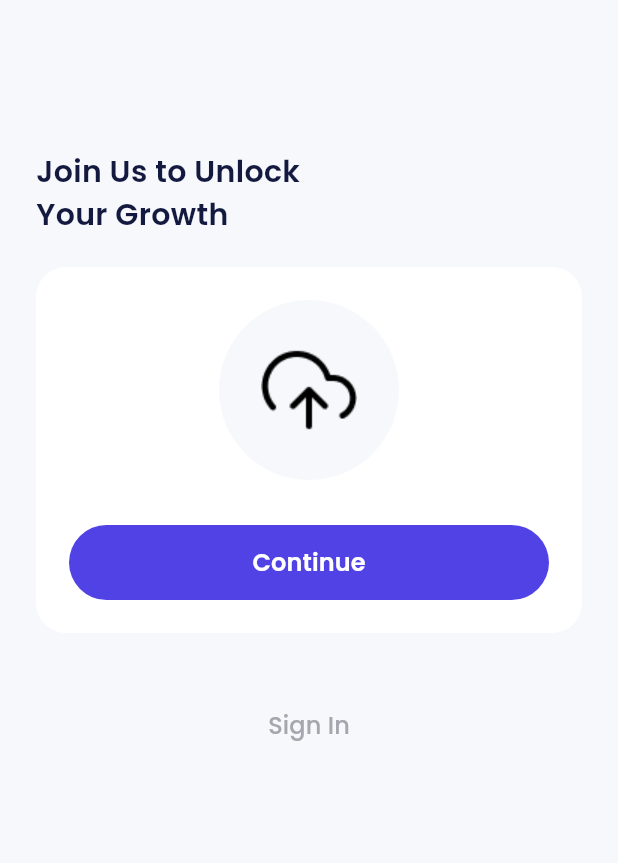
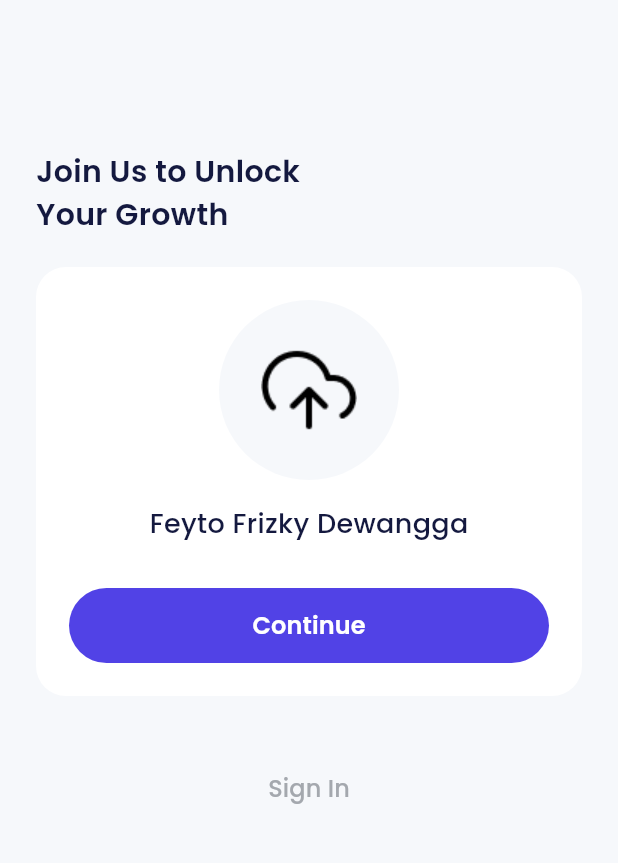
Before and after one commit to feyto81/bank_sha, a Flutter app: the SignUpUploadProfilePage screen opened by its route, on a phone screen of 412 x 824 dp, the part 225-1088 px from its top. Run offline on Flutter 3.47's test engine with Material 3 defaults, Android fonts, the phone set to English and light mode, and no system bars; our stand-ins replace carousel_slider, google_fonts.

Commit message:
feat(Sign Up Upload Profile Page):adding Name Profile In button Image Upload Profile Page

```diff
--- a/lib/ui/pages/sign_up_upload_profile_page.dart
+++ b/lib/ui/pages/sign_up_upload_profile_page.dart
@@ -60,6 +60,16 @@ class SignUpUploadProfilePage extends StatelessWidget {
                   ),
                 ),
                 const SizedBox(
+                  height: 16,
+                ),
+                Text(
+                  'Feyto Frizky Dewangga',
+                  style: blackTextStyle.copyWith(
+                    fontSize: 18,
+                    fontWeight: medium,
+                  ),
+                ),
+                const SizedBox(
                   height: 30,
                 ),
                 CustomFilledButton(
```
